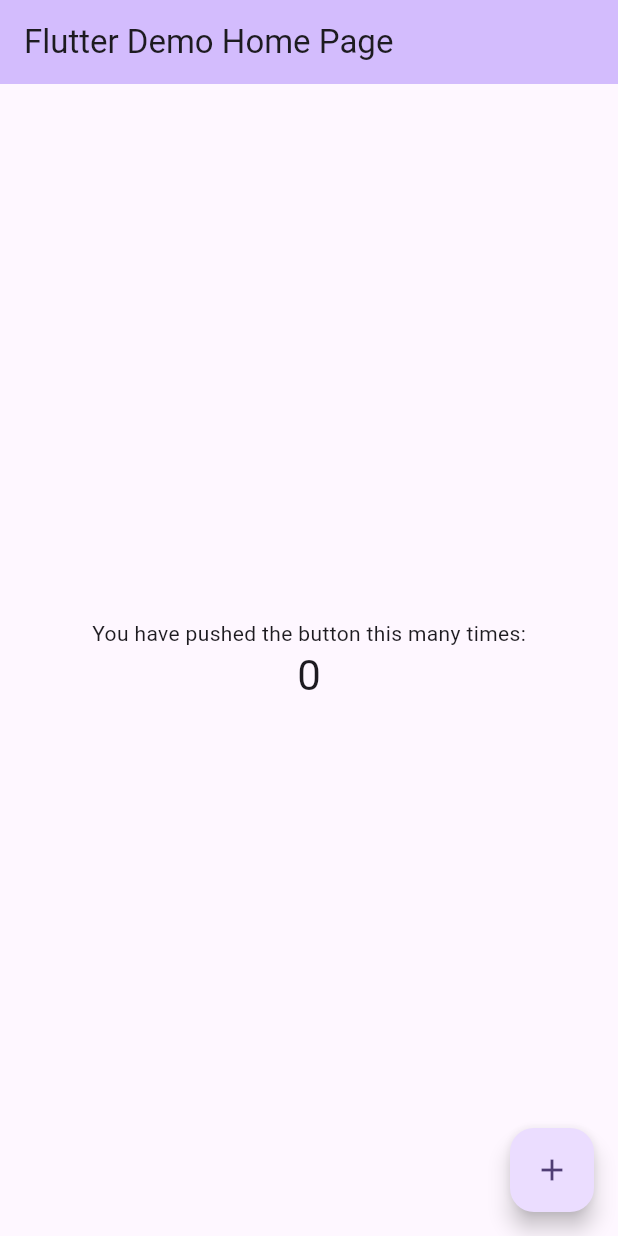
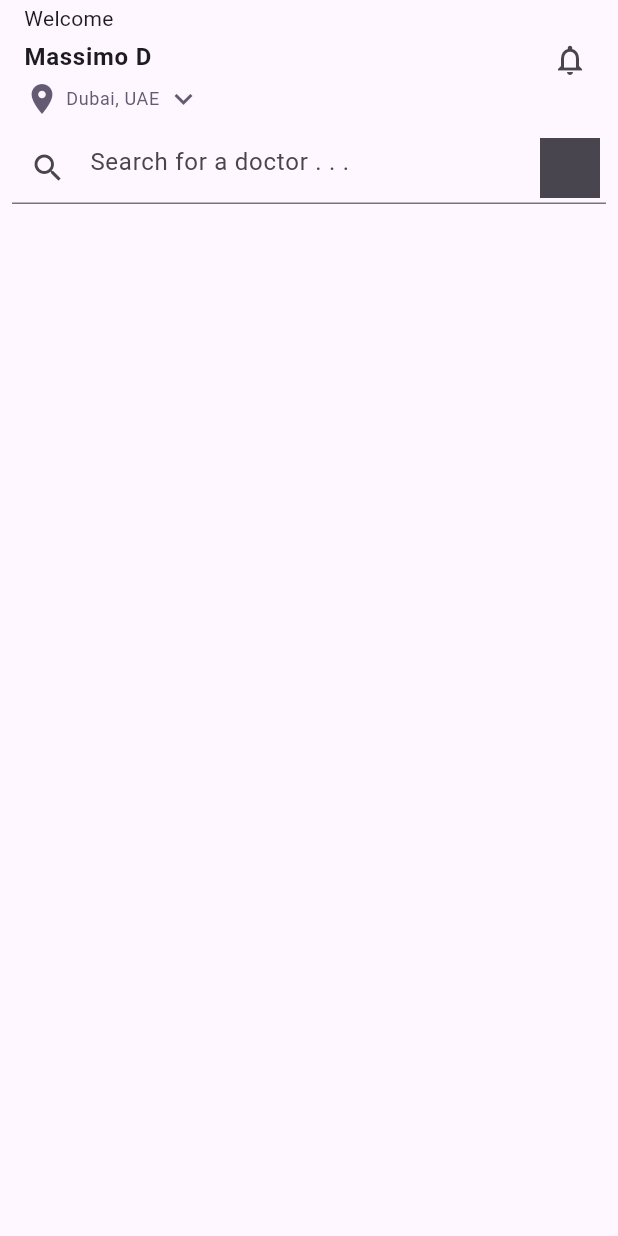
Before and after one commit to hafsaabidsaeed/Doctor-Booking-App, a Flutter app: the screen it shows after launch, on a phone screen of 412 x 824 dp. Run offline on Flutter 3.47's test engine with Material 3 defaults, Android fonts, the phone set to English and light mode, and no system bars; our stand-ins replace google_fonts; statements that could not run were skipped.

Commit message:
Home Screen UI
Designed frontend of home screen

```diff
--- a/lib/main.dart
+++ b/lib/main.dart
@@ -1,4 +1,6 @@
+import 'package:doctor_booking_app/screens/home_screen.dart';
 import 'package:flutter/material.dart';
+
 
 void main() {
   runApp(const MyApp());
@@ -7,119 +9,12 @@ void main() {
 class MyApp extends StatelessWidget {
   const MyApp({super.key});
 
-  // This widget is the root of your application.
   @override
   Widget build(BuildContext context) {
     return MaterialApp(
-      title: 'Flutter Demo',
-      theme: ThemeData(
-        // This is the theme of your application.
-        //
-        // TRY THIS: Try running your application with "flutter run". You'll see
-        // the application has a purple toolbar. Then, without quitting the app,
-        // try changing the seedColor in the colorScheme below to Colors.green
-        // and then invoke "hot reload" (save your changes or press the "hot
-        // reload" button in a Flutter-supported IDE, or press "r" if you used
-        // the command line to start the app).
-        //
-        // Notice that the counter didn't reset back to zero; the application
-        // state is not lost during the reload. To reset the state, use hot
-        // restart instead.
-        //
-        // This works for code too, not just values: Most code changes can be
-        // tested with just a hot reload.
-        colorScheme: ColorScheme.fromSeed(seedColor: Colors.deepPurple),
-        useMaterial3: true,
-      ),
-      home: const MyHomePage(title: 'Flutter Demo Home Page'),
+      title: 'Doctor Booking App',
+      theme: const AppTheme().themeData,
+      home: HomeScreen() ,
     );
   }
 }
-
-class MyHomePage extends StatefulWidget {
-  const MyHomePage({super.key, required this.title});
-
-  // This widget is the home page of your application. It is stateful, meaning
-  // that it has a State object (defined below) that contains fields that affect
-  // how it looks.
-
-  // This class is the configuration for the state. It holds the values (in this
-  // case the title) provided by the parent (in this case the App widget) and
-  // used by the build method of the State. Fields in a Widget subclass are
-  // always marked "final".
-
-  final String title;
-
-  @override
-  State<MyHomePage> createState() => _MyHomePageState();
-}
-
-class _MyHomePageState extends State<MyHomePage> {
-  int _counter = 0;
-
-  void _incrementCounter() {
-    setState(() {
-      // This call to setState tells the Flutter framework that something has
-      // changed in this State, which causes it to rerun the build method below
-      // so that the display can reflect the updated values. If we changed
-      // _counter without calling setState(), then the build method would not be
-      // called again, and so nothing would appear to happen.
-      _counter++;
-    });
-  }
-
-  @override
-  Widget build(BuildContext context) {
-    // This method is rerun every time setState is called, for instance as done
-    // by the _incrementCounter method above.
-    //
-    // The Flutter framework has been optimized to make rerunning build methods
-    // fast, so that you can just rebuild anything that needs updating rather
-    // than having to individually change instances of widgets.
-    return Scaffold(
-      appBar: AppBar(
-        // TRY THIS: Try changing the color here to a specific color (to
-        // Colors.amber, perhaps?) and trigger a hot reload to see the AppBar
-        // change color while the other colors stay the same.
-        backgroundColor: Theme.of(context).colorScheme.inversePrimary,
-        // Here we take the value from the MyHomePage object that was created by
-        // the App.build method, and use it to set our appbar title.
-        title: Text(widget.title),
-      ),
-      body: Center(
-        // Center is a layout widget. It takes a single child and positions it
-        // in the middle of the parent.
-        child: Column(
-          // Column is also a layout widget. It takes a list of children and
-          // arranges them vertically. By default, it sizes itself to fit its
-          // children horizontally, and tries to be as tall as its parent.
-          //
-          // Column has various properties to control how it sizes itself and
-          // how it positions its children. Here we use mainAxisAlignment to
-          // center the children vertically; the main axis here is the vertical
-          // axis because Columns are vertical (the cross axis would be
-          // horizontal).
-          //
-          // TRY THIS: Invoke "debug painting" (choose the "Toggle Debug Paint"
-          // action in the IDE, or press "p" in the console), to see the
-          // wireframe for each widget.
-          mainAxisAlignment: MainAxisAlignment.center,
-          children: <Widget>[
-            const Text(
-              'You have pushed the button this many times:',
-            ),
-            Text(
-              '$_counter',
-              style: Theme.of(context).textTheme.headlineMedium,
-            ),
-          ],
-        ),
-      ),
-      floatingActionButton: FloatingActionButton(
-        onPressed: _incrementCounter,
-        tooltip: 'Increment',
-        child: const Icon(Icons.add),
-      ), // This trailing comma makes auto-formatting nicer for build methods.
-    );
-  }
-}
--- /dev/null
+++ b/lib/screens/home_screen.dart
@@ -0,0 +1,101 @@
+import 'package:flutter/material.dart';
+
+class HomeScreen extends StatelessWidget {
+  const HomeScreen({super.key});
+
+  @override
+  Widget build(BuildContext context) {
+    //create a bloc and provide it to the HomeView
+    return const HomeView();
+  }
+}
+
+class HomeView extends StatelessWidget {
+  const HomeView({super.key});
+
+  @override
+  Widget build(BuildContext context) {
+    // Here we will create the HomeView UI
+
+    //color and text theme
+    final textTheme = Theme.of(context).textTheme;
+    final colorScheme = Theme.of(context).colorScheme;
+
+    return Scaffold(
+      //The AppBar is Divided into two parts for the user name and location
+      appBar: AppBar(
+        toolbarHeight: 80,
+        title: Column(
+          crossAxisAlignment: CrossAxisAlignment.start,
+          mainAxisAlignment: MainAxisAlignment.center,
+          children: [
+            Text(
+              'Welcome',
+              style: textTheme.bodyMedium,
+            ),
+            SizedBox(
+              height: 4,
+            ),
+            Text(
+              'Massimo D',
+              style: textTheme.bodyLarge!.copyWith(fontWeight: FontWeight.bold),
+            ),
+            SizedBox(
+              height: 4,
+            ),
+            Row(
+              children: [
+                Icon(
+                  Icons.location_on,
+                  color: colorScheme.secondary,
+                ),
+                const SizedBox(
+                  width: 4,
+                ),
+                Text(
+                  'Dubai, UAE',
+                  style: textTheme.bodySmall!.copyWith(color: colorScheme.secondary),
+                ),
+                const SizedBox(
+                  width: 4,
+                ),
+                Icon(
+                  Icons.expand_more,
+                  color: colorScheme.secondary,
+                ),
+              ],
+            )
+          ],
+        ),
+        actions: [
+          IconButton(
+            onPressed: () {},
+            icon: const Icon (Icons.notifications_outlined),
+          ),
+        const SizedBox(width: 8,),
+        ],
+
+        //Search bar
+        bottom: PreferredSize(
+          preferredSize: const Size.fromHeight(64),
+          child:  Padding(
+            padding: const EdgeInsets.all(8),
+            child: TextFormField(
+              decoration: InputDecoration(
+                hintText: 'Search for a doctor . . .',
+                prefixIcon: Icon(Icons.search),
+                suffixIcon: Container(
+                    margin: EdgeInsets.all(4),
+                    padding: EdgeInsets.all(8),
+                    decoration:  BoxDecoration(
+                      color:  colorScheme.onSurfaceVariant,
+                    ),
+                    child: Icon(Icons.filter_alt_outlined))
+              ),
+            ),
+          ),
+        ),
+      ),
+    );
+  }
+}
```
Also changed, not shown: lib/shared/theme/app_theme.dart (added, +104 -0 lines), pubspec.yaml (+13 -53 lines), assets/icons/app_icon.png (added), pubspec.lock, 30 other files.
